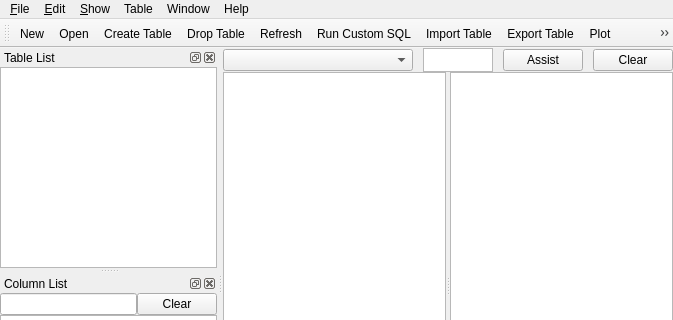
First picture: the form in src/mainwindow.ui, repository informationsea/Hyokai, before the edit; both pictures show x 0 to 673 and y 0 to 320 of the 673 by 517 pixel window.
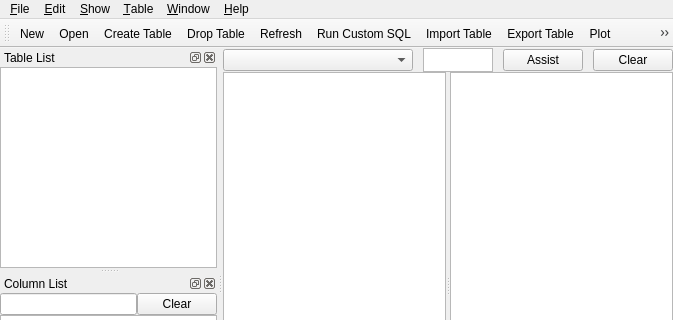
Second picture: the form after the edit. Icons and pictures are not drawn. Custom widgets are drawn as their Qt base class.

```diff
--- a/src/mainwindow.ui
+++ b/src/mainwindow.ui
@@ -247,7 +247,7 @@
    </widget>
    <widget class="QMenu" name="menuTable">
     <property name="title">
-     <string>Table</string>
+     <string>&amp;Table</string>
     </property>
     <widget class="QMenu" name="menuShowHiddenColumn">
      <property name="title">
@@ -277,7 +277,7 @@
    </widget>
    <widget class="QMenu" name="menuHelp">
     <property name="title">
-     <string>Help</string>
+     <string>&amp;Help</string>
     </property>
     <addaction name="actionAbout_Table_View"/>
     <addaction name="actionAbout_Qt"/>
@@ -288,7 +288,7 @@
    </widget>
    <widget class="QMenu" name="menuWindow">
     <property name="title">
-     <string>Window</string>
+     <string>&amp;Window</string>
     </property>
     <addaction name="actionDummy"/>
    </widget>
```
Left out of the diff: 34 changed lines with no effect on the pictures.
